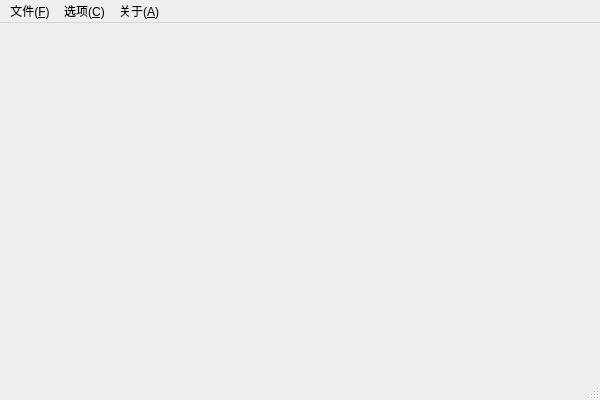
The window that src/VirtualNES.ui (Ohto-Ai-Dev/vNes) describes before a commit, drawn with Qt 5.
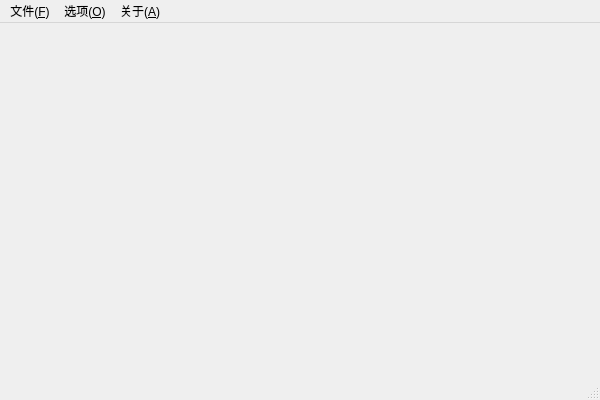
The same window after the commit.

The edit to the form file:
```diff
--- a/src/VirtualNES.ui
+++ b/src/VirtualNES.ui
@@ -23,25 +23,25 @@
      <height>23</height>
     </rect>
    </property>
-   <widget class="QMenu" name="menu_F">
+   <widget class="QMenu" name="menuFile">
     <property name="title">
      <string>文件(&amp;F)</string>
     </property>
    </widget>
-   <widget class="QMenu" name="menu_C">
+   <widget class="QMenu" name="menuOption">
     <property name="title">
-     <string>选项(&amp;C)</string>
+     <string>选项(&amp;O)</string>
     </property>
    </widget>
-   <widget class="QMenu" name="menu_H">
+   <widget class="QMenu" name="menuAbout">
     <property name="title">
      <string>关于(&amp;A)</string>
     </property>
     <addaction name="actionWebsite"/>
    </widget>
-   <addaction name="menu_F"/>
-   <addaction name="menu_C"/>
-   <addaction name="menu_H"/>
+   <addaction name="menuFile"/>
+   <addaction name="menuOption"/>
+   <addaction name="menuAbout"/>
   </widget>
   <widget class="QStatusBar" name="statusBar"/>
   <action name="actionWebsite">
```
Left out of the diff: 6 changed lines with no effect on the pictures.
